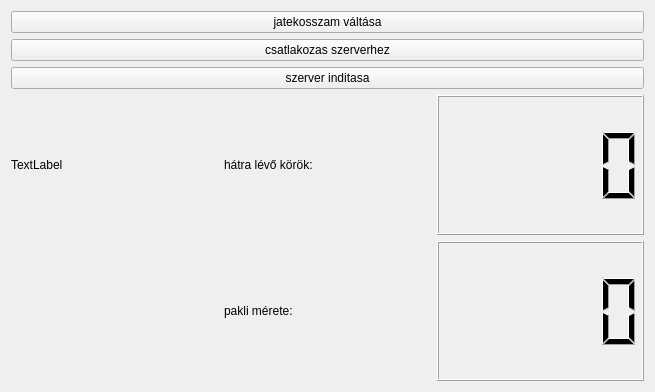
First picture: the form in jatek/widget.ui, repository rrmrrm/dominoSzeru, before the edit.
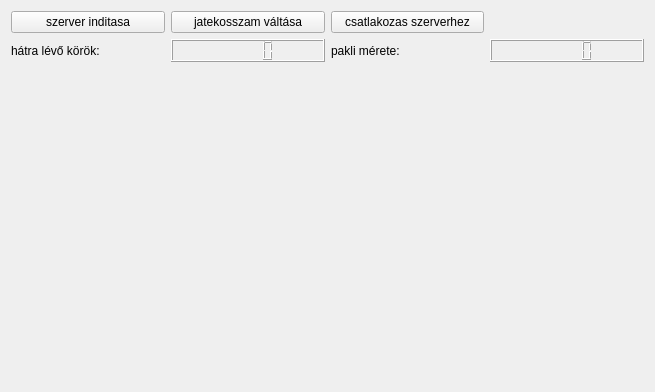
Second picture: the form after the edit.

Commit message: Szépítettem kicsit a GUI-n

The edit to the form file:
```diff
--- a/jatek/widget.ui
+++ b/jatek/widget.ui
@@ -15,58 +15,90 @@
   </property>
   <layout class="QVBoxLayout" name="mainLayout">
    <item>
+    <layout class="QHBoxLayout" name="horizontalLayout">
+     <item>
+      <layout class="QGridLayout" name="dominosRow1Layout"/>
+     </item>
+     <item>
+      <layout class="QGridLayout" name="dominosRow2Layout"/>
+     </item>
+     <item>
+      <layout class="QGridLayout" name="gridLayout_6">
+       <item row="1" column="1">
+        <widget class="QLCDNumber" name="turnsLeft"/>
+       </item>
+       <item row="0" column="1">
     <widget class="QPushButton" name="setPlayerNumButton">
+         <property name="sizePolicy">
+          <sizepolicy hsizetype="Minimum" vsizetype="Preferred">
+           <horstretch>0</horstretch>
+           <verstretch>0</verstretch>
+          </sizepolicy>
+         </property>
      <property name="text">
       <string>jatekosszam váltása</string>
      </property>
     </widget>
    </item>
-   <item>
-    <widget class="QPushButton" name="connectButton">
-     <property name="text">
-      <string>csatlakozas szerverhez</string>
-     </property>
-    </widget>
-   </item>
-   <item>
+       <item row="0" column="0">
     <widget class="QPushButton" name="startServerButton">
+         <property name="sizePolicy">
+          <sizepolicy hsizetype="Minimum" vsizetype="Preferred">
+           <horstretch>0</horstretch>
+           <verstretch>0</verstretch>
+          </sizepolicy>
+         </property>
      <property name="text">
       <string>szerver inditasa</string>
      </property>
     </widget>
    </item>
-   <item>
-    <layout class="QGridLayout" name="gameMiddleLayout">
-     <item row="1" column="0" rowspan="2">
-      <layout class="QGridLayout" name="dominosRow1Layout"/>
-     </item>
-     <item row="2" column="3">
+       <item row="1" column="2">
       <widget class="QLabel" name="label_2">
        <property name="text">
         <string>pakli mérete:</string>
        </property>
       </widget>
      </item>
-     <item row="1" column="3">
+       <item row="0" column="2">
+        <widget class="QPushButton" name="connectButton">
+         <property name="sizePolicy">
+          <sizepolicy hsizetype="Minimum" vsizetype="Preferred">
+           <horstretch>0</horstretch>
+           <verstretch>0</verstretch>
+          </sizepolicy>
+         </property>
+         <property name="text">
+          <string>csatlakozas szerverhez</string>
+         </property>
+        </widget>
+       </item>
+       <item row="1" column="0">
       <widget class="QLabel" name="label">
        <property name="text">
         <string>hátra lévő körök:</string>
        </property>
       </widget>
      </item>
-     <item row="2" column="4">
+       <item row="1" column="3">
       <widget class="QLCDNumber" name="deckSize"/>
      </item>
-     <item row="1" column="4">
-      <widget class="QLCDNumber" name="turnsLeft"/>
+      </layout>
      </item>
-     <item row="1" column="1" rowspan="2">
-      <layout class="QGridLayout" name="dominosRow2Layout"/>
-     </item>
-     <item row="1" column="2">
+    </layout>
+   </item>
+   <item>
+    <layout class="QGridLayout" name="gameMiddleLayout">
+     <item row="2" column="2">
       <widget class="QLabel" name="yourTurnLabel">
+       <property name="sizePolicy">
+        <sizepolicy hsizetype="Minimum" vsizetype="Minimum">
+         <horstretch>0</horstretch>
+         <verstretch>1</verstretch>
+        </sizepolicy>
+       </property>
        <property name="text">
-        <string>TextLabel</string>
+        <string/>
        </property>
       </widget>
      </item>
```
Left out of the diff: 8 changed lines with no effect on the pictures. Lines whose indentation alone changed are shown as unchanged. The commit also changes 4 other files.
